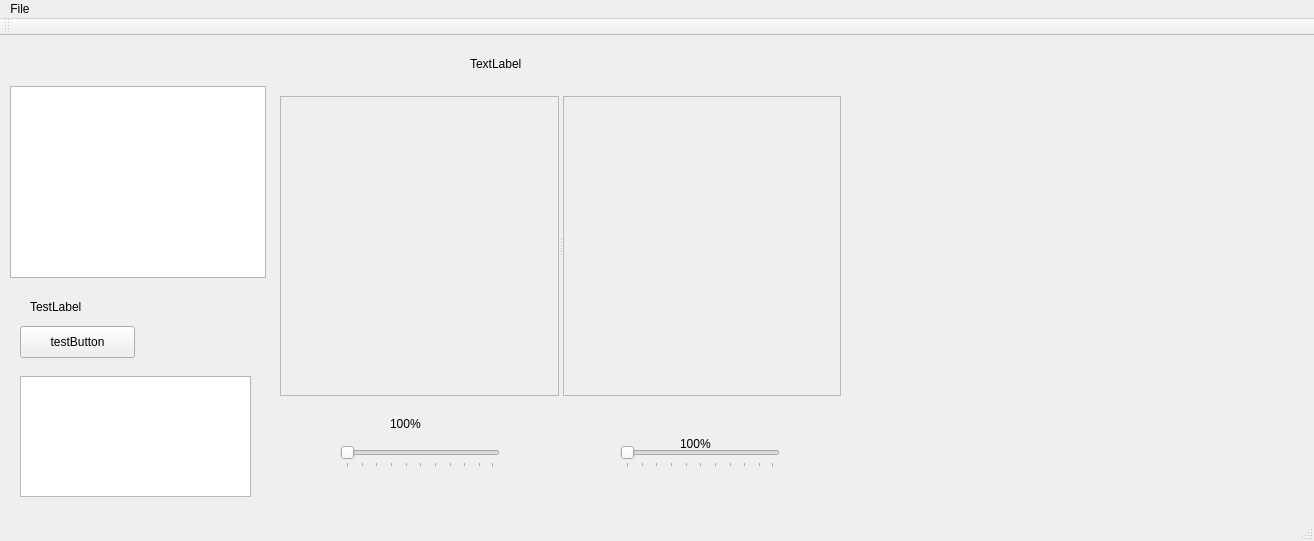
This is mainwindow.ui in j71200/DentistHelper as Qt 5 draws it before an edit. The edited form follows.
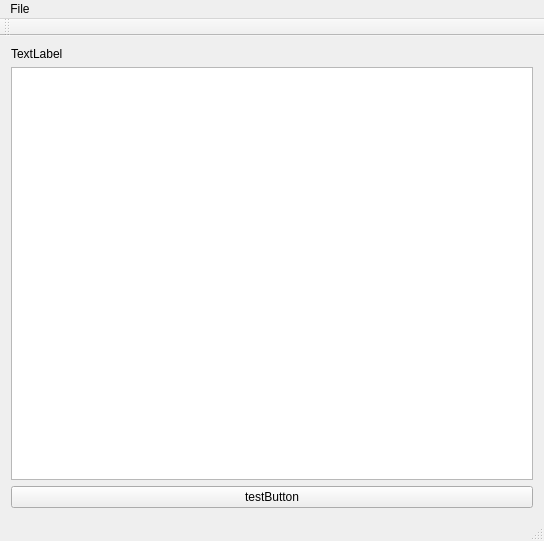
This is the edited form. Custom widgets are drawn as their Qt base class.

The edit to the form file:
```diff
--- a/mainwindow.ui
+++ b/mainwindow.ui
@@ -6,7 +6,7 @@
    <rect>
     <x>0</x>
     <y>0</y>
-    <width>1314</width>
+    <width>544</width>
     <height>541</height>
    </rect>
   </property>
@@ -14,195 +14,32 @@
    <string>MainWindow</string>
   </property>
   <widget class="QWidget" name="centralWidget">
-   <widget class="QLabel" name="testLabel">
-    <property name="geometry">
-     <rect>
-      <x>30</x>
-      <y>250</y>
-      <width>221</width>
-      <height>41</height>
-     </rect>
-    </property>
-    <property name="text">
-     <string>TestLabel</string>
-    </property>
-   </widget>
-   <widget class="CustomTreeView" name="treeView">
-    <property name="geometry">
-     <rect>
-      <x>10</x>
-      <y>50</y>
-      <width>256</width>
-      <height>192</height>
-     </rect>
-    </property>
-    <property name="dragEnabled">
-     <bool>true</bool>
-    </property>
-    <property name="dragDropMode">
-     <enum>QAbstractItemView::DragOnly</enum>
-    </property>
-   </widget>
-   <widget class="QPlainTextEdit" name="noteTextEdit">
-    <property name="geometry">
-     <rect>
-      <x>20</x>
-      <y>340</y>
-      <width>231</width>
-      <height>121</height>
-     </rect>
-    </property>
-   </widget>
-   <widget class="QPushButton" name="testButton">
-    <property name="geometry">
-     <rect>
-      <x>20</x>
-      <y>290</y>
-      <width>115</width>
-      <height>32</height>
-     </rect>
-    </property>
-    <property name="text">
-     <string>testButton</string>
-    </property>
-   </widget>
-   <widget class="QSplitter" name="splitter">
-    <property name="geometry">
-     <rect>
-      <x>280</x>
-      <y>60</y>
-      <width>561</width>
-      <height>300</height>
-     </rect>
-    </property>
-    <property name="orientation">
-     <enum>Qt::Horizontal</enum>
-    </property>
-    <widget class="QScrollArea" name="leftScrollArea">
-     <property name="widgetResizable">
-      <bool>true</bool>
-     </property>
-     <widget class="QWidget" name="scrollAreaWidgetContents">
-      <property name="geometry">
-       <rect>
-        <x>0</x>
-        <y>0</y>
-        <width>275</width>
-        <height>298</height>
-       </rect>
+   <layout class="QVBoxLayout" name="verticalLayout">
+    <item>
+     <widget class="QLabel" name="patientIDLabel">
+      <property name="text">
+       <string>TextLabel</string>
       </property>
      </widget>
-    </widget>
-    <widget class="QScrollArea" name="rightScrollArea">
-     <property name="widgetResizable">
-      <bool>true</bool>
-     </property>
-     <widget class="QWidget" name="scrollAreaWidgetContents_4">
-      <property name="geometry">
-       <rect>
-        <x>0</x>
-        <y>0</y>
-        <width>275</width>
-        <height>298</height>
-       </rect>
+    </item>
+    <item>
+     <widget class="QPlainTextEdit" name="noteTextEdit"/>
+    </item>
+    <item>
+     <widget class="QPushButton" name="testButton">
+      <property name="text">
+       <string>testButton</string>
       </property>
      </widget>
-    </widget>
-   </widget>
-   <widget class="QLabel" name="patientNameLabel">
-    <property name="geometry">
-     <rect>
-      <x>470</x>
-      <y>20</y>
-      <width>211</width>
-      <height>16</height>
-     </rect>
-    </property>
-    <property name="text">
-     <string>TextLabel</string>
-    </property>
-   </widget>
-   <widget class="QLabel" name="leftImgRatioLabel">
-    <property name="geometry">
-     <rect>
-      <x>390</x>
-      <y>380</y>
-      <width>59</width>
-      <height>16</height>
-     </rect>
-    </property>
-    <property name="text">
-     <string>100%</string>
-    </property>
-   </widget>
-   <widget class="QLabel" name="rightImgRatioLabel">
-    <property name="geometry">
-     <rect>
-      <x>680</x>
-      <y>400</y>
-      <width>59</width>
-      <height>16</height>
-     </rect>
-    </property>
-    <property name="text">
-     <string>100%</string>
-    </property>
-   </widget>
-   <widget class="QSlider" name="leftImgRatioSlider">
-    <property name="geometry">
-     <rect>
-      <x>340</x>
-      <y>410</y>
-      <width>160</width>
-      <height>22</height>
-     </rect>
-    </property>
-    <property name="focusPolicy">
-     <enum>Qt::ClickFocus</enum>
-    </property>
-    <property name="orientation">
-     <enum>Qt::Horizontal</enum>
-    </property>
-    <property name="tickPosition">
-     <enum>QSlider::TicksBelow</enum>
-    </property>
-   </widget>
-   <widget class="QSlider" name="rightImgRatioSlider">
-    <property name="geometry">
-     <rect>
-      <x>620</x>
-      <y>410</y>
-      <width>160</width>
-      <height>22</height>
-     </rect>
-    </property>
-    <property name="orientation">
-     <enum>Qt::Horizontal</enum>
-    </property>
-    <property name="tickPosition">
-     <enum>QSlider::TicksBelow</enum>
-    </property>
-    <property name="tickInterval">
-     <number>0</number>
-    </property>
-   </widget>
-   <zorder>splitter</zorder>
-   <zorder>testLabel</zorder>
-   <zorder>treeView</zorder>
-   <zorder>noteTextEdit</zorder>
-   <zorder>testButton</zorder>
-   <zorder>patientNameLabel</zorder>
-   <zorder>leftImgRatioLabel</zorder>
-   <zorder>rightImgRatioLabel</zorder>
-   <zorder>leftImgRatioSlider</zorder>
-   <zorder>rightImgRatioSlider</zorder>
+    </item>
+   </layout>
   </widget>
   <widget class="QMenuBar" name="menuBar">
    <property name="geometry">
     <rect>
      <x>0</x>
      <y>0</y>
-     <width>1314</width>
+     <width>544</width>
      <height>22</height>
     </rect>
    </property>
@@ -229,13 +66,6 @@
   </action>
  </widget>
  <layoutdefault spacing="6" margin="11"/>
- <customwidgets>
-  <customwidget>
-   <class>CustomTreeView</class>
-   <extends>QTreeView</extends>
-   <header>customtreeview.h</header>
-  </customwidget>
- </customwidgets>
  <resources/>
  <connections/>
 </ui>
```
